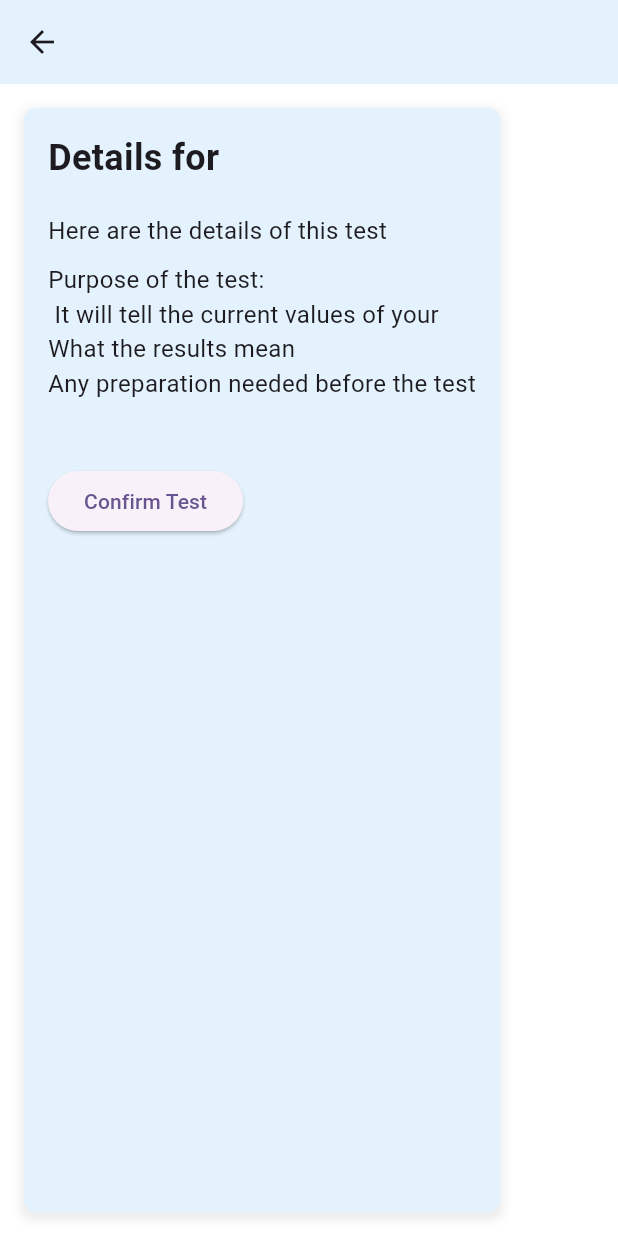
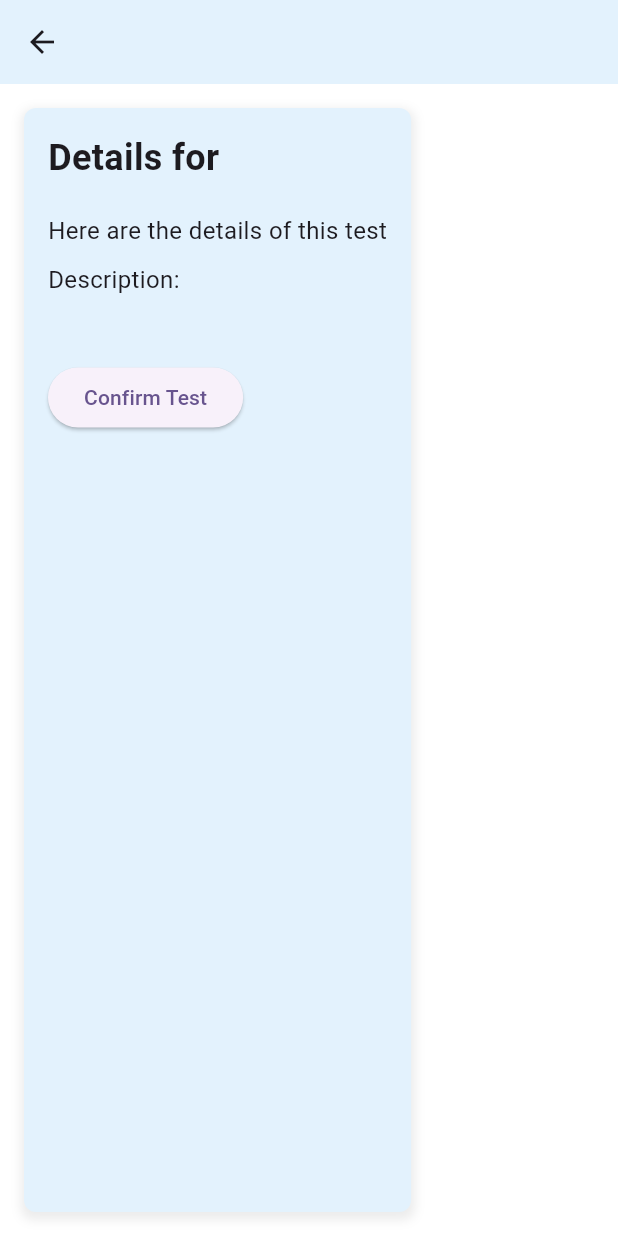
Before and after one commit to Nick-800/nex_lab, a Flutter app: the TestDetailsScreen screen opened directly with empty values, on a phone screen of 412 x 824 dp. Run offline on Flutter 3.47's test engine with Material 3 defaults, Android fonts, the light colour scheme and no system bars; our stand-ins replace file_picker, font_awesome_flutter, google_fonts, open_file, shared_preferences, smooth_page_indicator; accounts and stored records are empty; network calls fail; Roboto replaces fonts that are missing (Cairo).

```diff
--- a/lib/helpers/consts.dart
+++ b/lib/helpers/consts.dart
@@ -1,7 +1,7 @@
 import 'dart:ui';
 
 const Color secondColor =  Color(0xFF97E1D4);
-const Color mainColor = Color(0xFF2744F7);
+const Color mainColor = Color(0xFF2196F3);
 const Color greyColor =  Color(0xFFBBBBBB);
 
 String baseUrl = "https://ferret-just-tomcat.ngrok-free.app";
--- a/lib/main.dart
+++ b/lib/main.dart
@@ -2,6 +2,7 @@ import 'package:flutter/material.dart';
 import 'package:google_fonts/google_fonts.dart';
 import 'package:nex_lab/providers/authentication_provider.dart';
 import 'package:nex_lab/providers/result_provider.dart';
+import 'package:nex_lab/providers/test_provider.dart';
 import 'package:nex_lab/screens/auth_screens/splash_screen.dart';
 import 'package:provider/provider.dart';
 
@@ -19,7 +20,8 @@ class MyApp extends StatelessWidget {
       providers: [
         ChangeNotifierProvider<AuthenticationProvider>(
             create: (_) => AuthenticationProvider()),
-        ChangeNotifierProvider<ResultProvider>(create: (_) => ResultProvider())
+        ChangeNotifierProvider<ResultProvider>(create: (_) => ResultProvider()),
+        ChangeNotifierProvider<TestProvider>(create: (_)=> TestProvider())
       ],
       child: MaterialApp(
 
--- a/lib/providers/authentication_provider.dart
+++ b/lib/providers/authentication_provider.dart
@@ -13,7 +13,6 @@ class AuthenticationProvider extends BaseProvider {
   initializeAuthProvider() async {
     setIsLoading(true);
     SharedPreferences pref = await SharedPreferences.getInstance();
-
     String? token = pref.getString("token");
     printDebug("The Token is: $token");
     isAuthed = (token != null);
@@ -49,7 +48,8 @@ class AuthenticationProvider extends BaseProvider {
       printDebug("TOKEN ISS:   ${data['access_token']}");
       return true;
     } else {
-            printDebug("Response code decoded data ELSE : ${jsonDecode(response.body)}");
+      printDebug(
+          "Response code decoded data ELSE : ${jsonDecode(response.body)}");
 
       setIsFailed(true);
       printDebug(response.body);
--- a/lib/screens/details_screen.dart
+++ b/lib/screens/details_screen.dart
@@ -1,14 +1,17 @@
+// ignore_for_file: non_constant_identifier_names
+
 import 'package:flutter/material.dart';
+import 'package:nex_lab/models/test_model.dart';
 
 class TestDetailsScreen extends StatelessWidget {
-  final String testName;
-  const TestDetailsScreen({super.key, required this.testName});
+  final TestModel tm;
+  const TestDetailsScreen({super.key, required this.tm});
 
   @override
   Widget build(BuildContext context) {
     return Scaffold(
       appBar: AppBar(
-        title: Text(testName),
+        title: Text(tm.testName),
         backgroundColor: Colors.blue.shade50,
       ),
       body: Padding(
@@ -31,7 +34,7 @@ class TestDetailsScreen extends StatelessWidget {
             crossAxisAlignment: CrossAxisAlignment.start,
             children: [
               Text(
-                'Details for $testName',
+                'Details for ${tm.testName}',
                 style: const TextStyle(fontSize: 24, fontWeight: FontWeight.bold),
               ),
               const SizedBox(height: 20),
@@ -41,10 +44,8 @@ class TestDetailsScreen extends StatelessWidget {
               ),
               const SizedBox(height: 10),
               Text(
-                'Purpose of the test:\n '
-                'It will tell the current values of your $testName \n'
-                'What the results mean\n'
-                'Any preparation needed before the test\n',
+                'Description:\n '
+                '${tm.testDescription}',
                 style: const TextStyle(fontSize: 16),
               ),
               const SizedBox(height: 20),
@@ -54,7 +55,7 @@ class TestDetailsScreen extends StatelessWidget {
                     context: context,
                     builder: (context) => AlertDialog(
                       title: const Text('Confirmation'),
-                      content: Text('Are you sure you want to take the $testName test?'),
+                      content: Text('Are you sure you want to take the ${tm.testName} test?'),
                       actions: [
                         TextButton(
                           onPressed: () {
@@ -66,7 +67,7 @@ class TestDetailsScreen extends StatelessWidget {
                           onPressed: () {
                             Navigator.of(context).pop();
                             ScaffoldMessenger.of(context).showSnackBar(
-                              SnackBar(content: Text('You have confirmed to take the $testName test.')),
+                              SnackBar(content: Text('You have confirmed to take the ${tm.testName} test.')),
                             );
                           },
                           child: const Text('Confirm'),
--- a/lib/services/api.dart
+++ b/lib/services/api.dart
@@ -69,11 +69,10 @@ class Api {
     return response;
   }
 
-//Noice
   Future<bool> refreshToken() async {
     SharedPreferences pref = await SharedPreferences.getInstance();
     var oldToken = pref.getString('token');
-    final response = await http.post(Uri.parse("$baseUrl/refresh"), headers: {
+    final response = await http.post(Uri.parse("$baseUrl/api/refresh"), headers: {
       "Accept": "application/json",
       "Authorization": "Bearer $oldToken",
     });
```
Also changed, not shown: lib/providers/test_provider.dart (+88 -0 lines), lib/screens/main_screens/inhome_screens/bookedtests_screen.dart (+10 -2 lines), lib/screens/main_screens/inhome_screens/tests_sceen.dart (+36 -8 lines), lib/screens/result_screen.dart (+5 -8 lines), pubspec.yaml (+18 -7 lines), assets/icons/launch_icons/Nex_Lab.png (added), assets/icons/launch_icons/Nex_Lab_background.png (added), assets/icons/launch_icons/Nex_Lab_foreground.png (added), assets/icons/launch_icons/Nex_Lab_monochrome.png (added), pubspec.lock, 43 other files.
